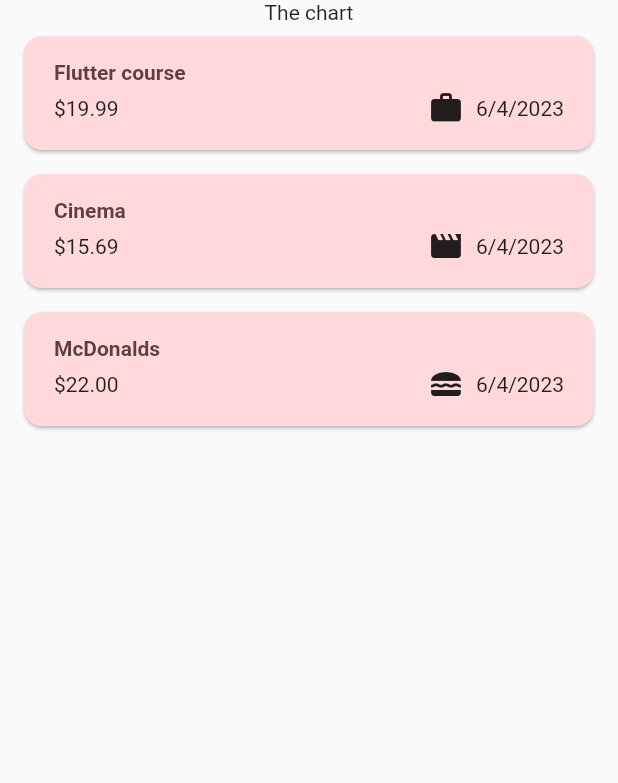
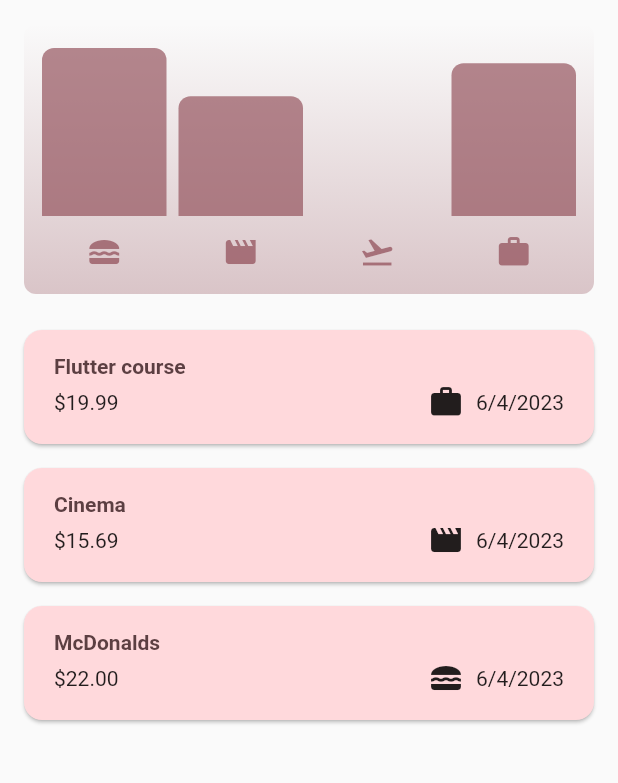
Before and after one commit to vicentedpsantos/expense_tracker_flutter, a Flutter app: the screen it shows after launch, on a phone screen of 412 x 824 dp, the part 84-867 px from its top. Run offline on Flutter 3.47's test engine with Material 2 defaults, Android fonts, the phone set to English and light mode, and no system bars.

Commit message:
Add chart

```diff
--- a/lib/models/expense.dart
+++ b/lib/models/expense.dart
@@ -33,3 +33,24 @@ class Expense {
     return formatter.format(date);
   }
 }
+
+class ExpenseBucket {
+  const ExpenseBucket({required this.category, required this.expenses});
+
+  ExpenseBucket.forCategory(List<Expense> allExpenses, this.category)
+      : expenses = allExpenses
+            .where((expense) => expense.category == category)
+            .toList();
+
+  final Category category;
+  final List<Expense> expenses;
+
+  double get totalExpenses {
+    double sum = 0;
+    for (final expense in expenses) {
+      sum += expense.amount;
+    }
+
+    return sum;
+  }
+}
--- /dev/null
+++ b/lib/widgets/chart/chart.dart
@@ -0,0 +1,95 @@
+import 'package:flutter/material.dart';
+
+import 'package:expense_tracker/widgets/chart/chart_bar.dart';
+import 'package:expense_tracker/models/expense.dart';
+
+class Chart extends StatelessWidget {
+  const Chart({super.key, required this.expenses});
+
+  final List<Expense> expenses;
+
+  List<ExpenseBucket> get buckets {
+    return [
+      ExpenseBucket.forCategory(expenses, Category.food),
+      ExpenseBucket.forCategory(expenses, Category.leisure),
+      ExpenseBucket.forCategory(expenses, Category.travel),
+      ExpenseBucket.forCategory(expenses, Category.work),
+    ];
+  }
+
+  double get maxTotalExpense {
+    double maxTotalExpense = 0;
+
+    for (final bucket in buckets) {
+      if (bucket.totalExpenses > maxTotalExpense) {
+        maxTotalExpense = bucket.totalExpenses;
+      }
+    }
+
+    return maxTotalExpense;
+  }
+
+  @override
+  Widget build(BuildContext context) {
+    final isDarkMode =
+        MediaQuery.of(context).platformBrightness == Brightness.dark;
+    return Container(
+      margin: const EdgeInsets.all(16),
+      padding: const EdgeInsets.symmetric(
+        vertical: 16,
+        horizontal: 8,
+      ),
+      width: double.infinity,
+      height: 180,
+      decoration: BoxDecoration(
+        borderRadius: BorderRadius.circular(8),
+        gradient: LinearGradient(
+          colors: [
+            Theme.of(context).colorScheme.primary.withOpacity(0.3),
+            Theme.of(context).colorScheme.primary.withOpacity(0.0)
+          ],
+          begin: Alignment.bottomCenter,
+          end: Alignment.topCenter,
+        ),
+      ),
+      child: Column(
+        children: [
+          Expanded(
+            child: Row(
+              crossAxisAlignment: CrossAxisAlignment.end,
+              children: [
+                for (final bucket in buckets) // alternative to map()
+                  ChartBar(
+                    fill: bucket.totalExpenses == 0
+                        ? 0
+                        : bucket.totalExpenses / maxTotalExpense,
+                  )
+              ],
+            ),
+          ),
+          const SizedBox(height: 12),
+          Row(
+            children: buckets
+                .map(
+                  (bucket) => Expanded(
+                    child: Padding(
+                      padding: const EdgeInsets.symmetric(horizontal: 4),
+                      child: Icon(
+                        categoryIcons[bucket.category],
+                        color: isDarkMode
+                            ? Theme.of(context).colorScheme.secondary
+                            : Theme.of(context)
+                                .colorScheme
+                                .primary
+                                .withOpacity(0.7),
+                      ),
+                    ),
+                  ),
+                )
+                .toList(),
+          )
+        ],
+      ),
+    );
+  }
+}
--- /dev/null
+++ b/lib/widgets/chart/chart_bar.dart
@@ -0,0 +1,34 @@
+import 'package:flutter/material.dart';
+
+class ChartBar extends StatelessWidget {
+  const ChartBar({
+    super.key,
+    required this.fill,
+  });
+
+  final double fill;
+
+  @override
+  Widget build(BuildContext context) {
+    final isDarkMode =
+        MediaQuery.of(context).platformBrightness == Brightness.dark;
+    return Expanded(
+      child: Padding(
+        padding: const EdgeInsets.symmetric(horizontal: 4),
+        child: FractionallySizedBox(
+          heightFactor: fill,
+          child: DecoratedBox(
+            decoration: BoxDecoration(
+              shape: BoxShape.rectangle,
+              borderRadius:
+                  const BorderRadius.vertical(top: Radius.circular(8)),
+              color: isDarkMode
+                  ? Theme.of(context).colorScheme.secondary
+                  : Theme.of(context).colorScheme.primary.withOpacity(0.65),
+            ),
+          ),
+        ),
+      ),
+    );
+  }
+}
--- a/lib/widgets/expenses.dart
+++ b/lib/widgets/expenses.dart
@@ -3,6 +3,7 @@ import 'package:flutter/material.dart';
 import 'package:expense_tracker/models/expense.dart';
 import 'package:expense_tracker/widgets/expenses_list/expenses_list.dart';
 import 'package:expense_tracker/widgets/new_expense.dart';
+import 'package:expense_tracker/widgets/chart/chart.dart';
 
 class Expenses extends StatefulWidget {
   const Expenses({super.key});
@@ -46,7 +47,8 @@ class _ExpensesState extends State<Expenses> {
     });
 
     ScaffoldMessenger.of(context).clearSnackBars();
-    ScaffoldMessenger.of(context).showSnackBar(SnackBar(
+    ScaffoldMessenger.of(context).showSnackBar(
+      SnackBar(
         action: SnackBarAction(
             label: 'Undo',
             onPressed: () {
@@ -55,7 +57,9 @@ class _ExpensesState extends State<Expenses> {
               });
             }),
         duration: const Duration(seconds: 3),
-        content: const Text('Expense deleted!')));
+        content: const Text('Expense deleted!'),
+      ),
+    );
   }
 
   void _openAddExpenseOverlay() {
@@ -85,13 +89,19 @@ class _ExpensesState extends State<Expenses> {
       appBar: AppBar(title: const Text('EzTracker'), actions: [
         IconButton(
           onPressed: _openAddExpenseOverlay,
-          icon: const Icon(Icons.add),
+          icon: const Icon(
+            Icons.add,
+          ),
         ),
       ]),
       body: Column(
         children: [
-          const Text('The chart'),
-          Expanded(child: mainContent),
+          Chart(
+            expenses: registeredExpenses,
+          ),
+          Expanded(
+            child: mainContent,
+          ),
         ],
       ),
     );
```
